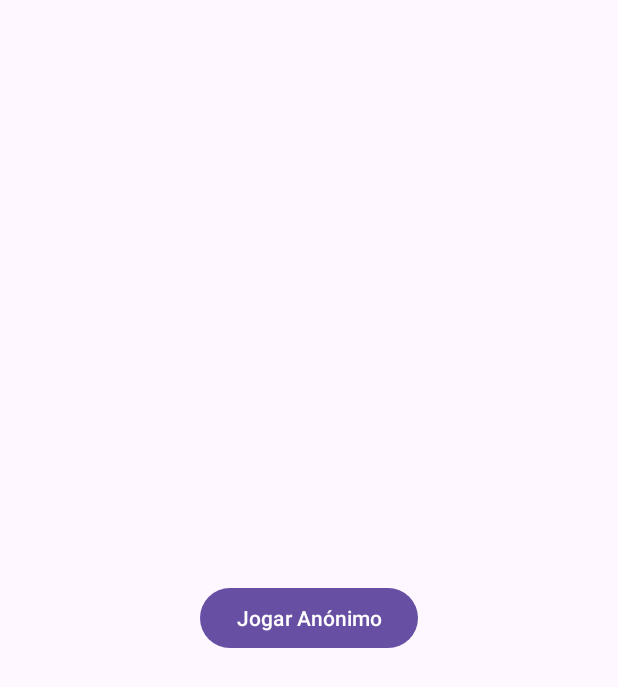
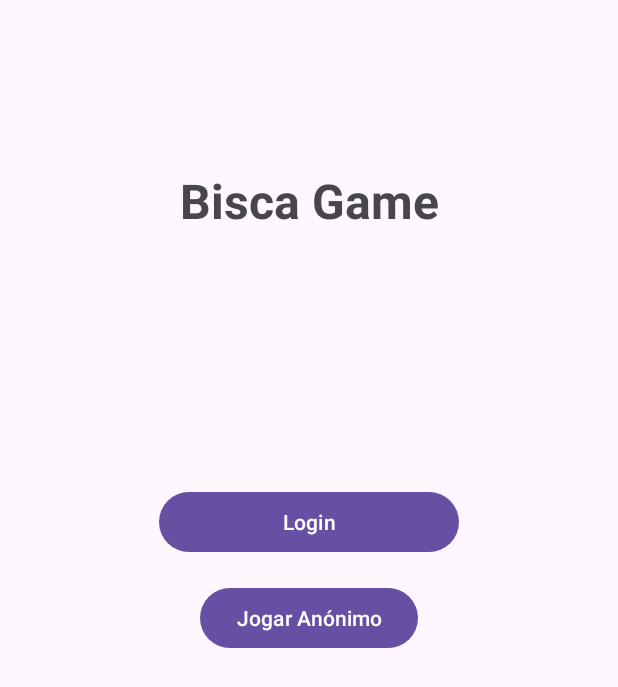
Before and after one commit to PanDisney/GRUPO-TAES-2025, an Android app: the screen it shows after launch (MainActivity), on a phone screen of 412 x 824 dp. Shown: the top 687 px of the screen. Run offline under Robolectric (Android 15) with nearby library versions, the phone set to English and light mode, and no system bars.

Commit message:
US-01 MOCK LOGIN , FEITO

```diff
--- a/code/BiscaTAES/app/src/main/AndroidManifest.xml
+++ b/code/BiscaTAES/app/src/main/AndroidManifest.xml
@@ -11,6 +11,9 @@
         android:roundIcon="@mipmap/ic_launcher_round"
         android:supportsRtl="true"
         android:theme="@style/Theme.BiscaTAES">
+        <activity
+            android:name=".LoginActivity"
+            android:exported="false" />
         <activity
             android:name=".CustomizationActivity"
             android:exported="false" />
--- a/code/BiscaTAES/app/src/main/java/com/example/biscataes/MainActivity.kt
+++ b/code/BiscaTAES/app/src/main/java/com/example/biscataes/MainActivity.kt
@@ -25,5 +25,13 @@ class MainActivity : AppCompatActivity() {
             startActivity(intent)
 
         }
+
+        // --- 2. NOVO BOTÃO: LOGIN ---
+        val loginButton = findViewById<Button>(R.id.buttonLogin)
+        loginButton.setOnClickListener {
+            // Abre o ecrã de Login
+            val intent = Intent(this, LoginActivity::class.java)
+            startActivity(intent)
+        }
     }
 }
--- a/code/BiscaTAES/app/src/main/res/layout/activity_main.xml
+++ b/code/BiscaTAES/app/src/main/res/layout/activity_main.xml
@@ -7,7 +7,30 @@
     android:layout_height="match_parent"
     tools:context=".MainActivity">
 
+    <TextView
+        android:id="@+id/titleView"
+        android:layout_width="wrap_content"
+        android:layout_height="wrap_content"
+        android:text="Bisca Game"
+        android:textSize="32sp"
+        android:textStyle="bold"
+        app:layout_constraintBottom_toTopOf="@+id/buttonLogin"
+        app:layout_constraintEnd_toEndOf="parent"
+        app:layout_constraintStart_toStartOf="parent"
+        app:layout_constraintTop_toTopOf="parent"
+        app:layout_constraintVertical_bias="0.4" />
+
     <Button
+        android:id="@+id/buttonLogin"
+        android:layout_width="200dp"
+        android:layout_height="wrap_content"
+        android:text="Login"
+        android:layout_marginBottom="16dp"
+        app:layout_constraintBottom_toTopOf="@+id/buttonPlayAnonymous"
+        app:layout_constraintEnd_toEndOf="parent"
+        app:layout_constraintStart_toStartOf="parent" />
+    <Button
+
         android:id="@+id/buttonPlayAnonymous"
         android:layout_width="wrap_content"
         android:layout_height="wrap_content"
```
Also changed, not shown: code/BiscaTAES/app/src/main/java/com/example/biscataes/LoginActivity.kt (added, +61 -0 lines), code/BiscaTAES/app/src/main/res/layout/activity_login.xml (added, +38 -0 lines), 1 other file.
